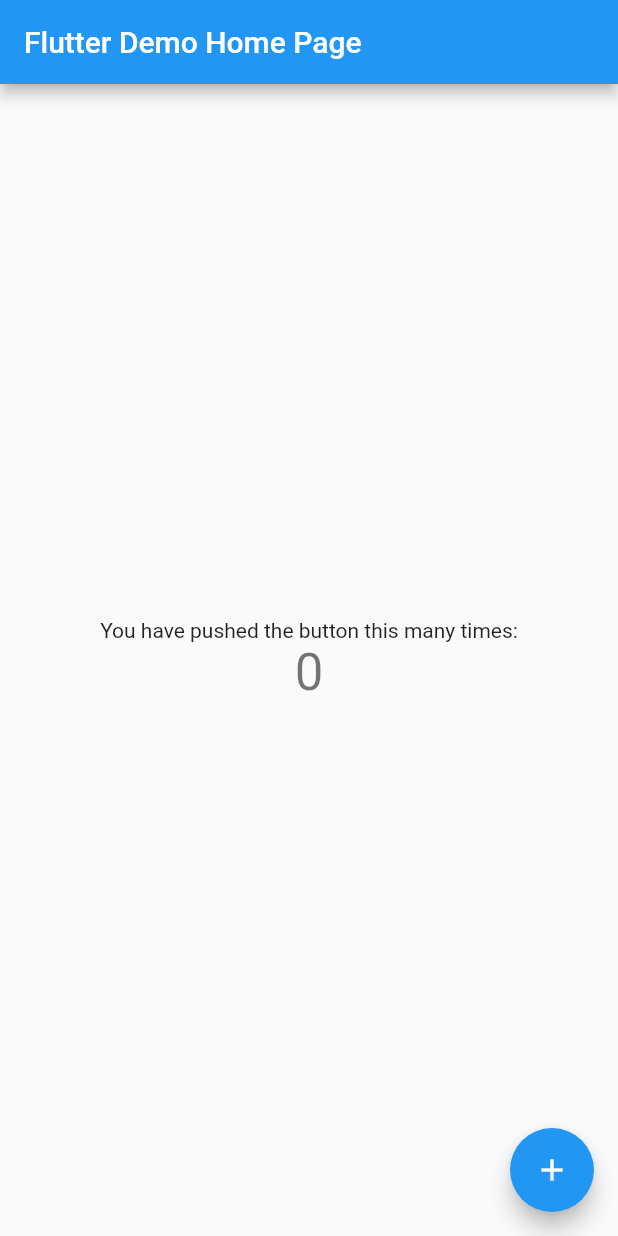
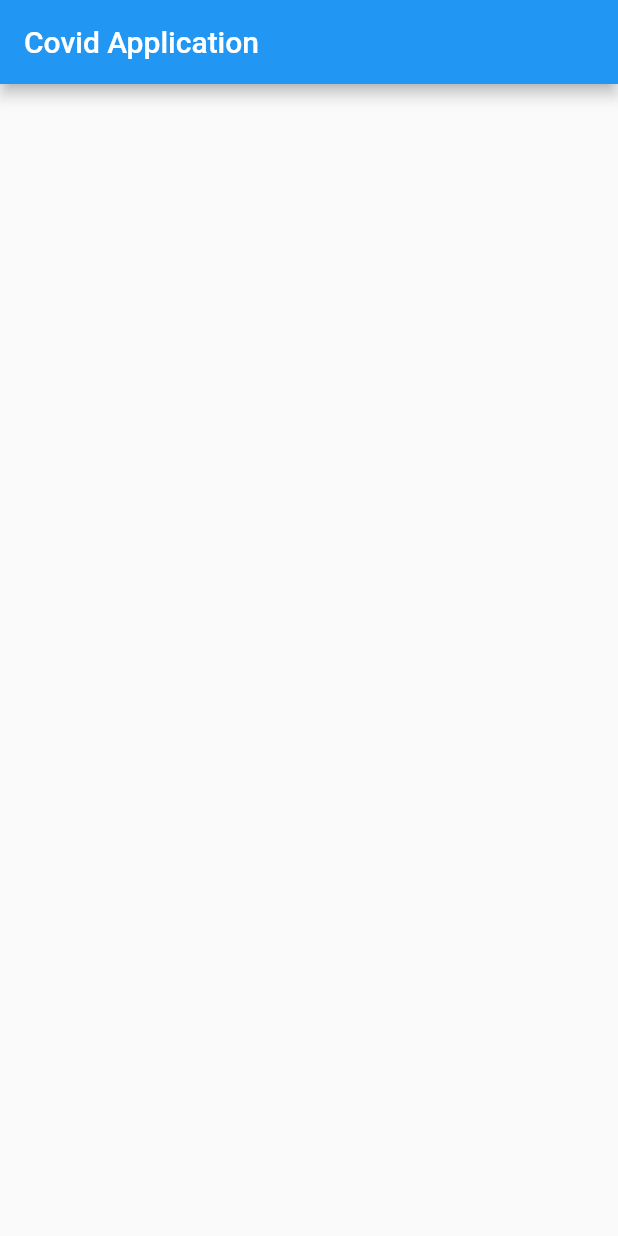
Before and after one commit to RARimonAhmed/Covid-App-By-Flutter, a Flutter app: the screen it shows after launch, on a phone screen of 412 x 824 dp. Run offline on Flutter 3.47's test engine with Material 2 defaults, Android fonts, the phone set to English and light mode, and no system bars.

Commit message:
some views are  added

```diff
--- a/covid_application_flutter/lib/main.dart
+++ b/covid_application_flutter/lib/main.dart
@@ -1,3 +1,4 @@
+import 'package:covid_application_flutter/views/home_page.dart';
 import 'package:flutter/material.dart';
 
 void main() {
@@ -13,103 +14,9 @@
     return MaterialApp(
       title: 'Flutter Demo',
       theme: ThemeData(
-        // This is the theme of your application.
-        //
-        // Try running your application with "flutter run". You'll see the
-        // application has a blue toolbar. Then, without quitting the app, try
-        // changing the primarySwatch below to Colors.green and then invoke
-        // "hot reload" (press "r" in the console where you ran "flutter run",
-        // or simply save your changes to "hot reload" in a Flutter IDE).
-        // Notice that the counter didn't reset back to zero; the application
-        // is not restarted.
         primarySwatch: Colors.blue,
       ),
-      home: const MyHomePage(title: 'Flutter Demo Home Page'),
+      home: const HomePage(),
     );
   }
 }
-
-class MyHomePage extends StatefulWidget {
-  const MyHomePage({super.key, required this.title});
-
-  // This widget is the home page of your application. It is stateful, meaning
-  // that it has a State object (defined below) that contains fields that affect
-  // how it looks.
-
-  // This class is the configuration for the state. It holds the values (in this
-  // case the title) provided by the parent (in this case the App widget) and
-  // used by the build method of the State. Fields in a Widget subclass are
-  // always marked "final".
-
-  final String title;
-
-  @override
-  State<MyHomePage> createState() => _MyHomePageState();
-}
-
-class _MyHomePageState extends State<MyHomePage> {
-  int _counter = 0;
-
-  void _incrementCounter() {
-    setState(() {
-      // This call to setState tells the Flutter framework that something has
-      // changed in this State, which causes it to rerun the build method below
-      // so that the display can reflect the updated values. If we changed
-      // _counter without calling setState(), then the build method would not be
-      // called again, and so nothing would appear to happen.
-      _counter++;
-    });
-  }
-
-  @override
-  Widget build(BuildContext context) {
-    // This method is rerun every time setState is called, for instance as done
-    // by the _incrementCounter method above.
-    //
-    // The Flutter framework has been optimized to make rerunning build methods
-    // fast, so that you can just rebuild anything that needs updating rather
-    // than having to individually change instances of widgets.
-    return Scaffold(
-      appBar: AppBar(
-        // Here we take the value from the MyHomePage object that was created by
-        // the App.build method, and use it to set our appbar title.
-        title: Text(widget.title),
-      ),
-      body: Center(
-        // Center is a layout widget. It takes a single child and positions it
-        // in the middle of the parent.
-        child: Column(
-          // Column is also a layout widget. It takes a list of children and
-          // arranges them vertically. By default, it sizes itself to fit its
-          // children horizontally, and tries to be as tall as its parent.
-          //
-          // Invoke "debug painting" (press "p" in the console, choose the
-          // "Toggle Debug Paint" action from the Flutter Inspector in Android
-          // Studio, or the "Toggle Debug Paint" command in Visual Studio Code)
-          // to see the wireframe for each widget.
-          //
-          // Column has various properties to control how it sizes itself and
-          // how it positions its children. Here we use mainAxisAlignment to
-          // center the children vertically; the main axis here is the vertical
-          // axis because Columns are vertical (the cross axis would be
-          // horizontal).
-          mainAxisAlignment: MainAxisAlignment.center,
-          children: <Widget>[
-            const Text(
-              'You have pushed the button this many times:',
-            ),
-            Text(
-              '$_counter',
-              style: Theme.of(context).textTheme.headline4,
-            ),
-          ],
-        ),
-      ),
-      floatingActionButton: FloatingActionButton(
-        onPressed: _incrementCounter,
-        tooltip: 'Increment',
-        child: const Icon(Icons.add),
-      ), // This trailing comma makes auto-formatting nicer for build methods.
-    );
-  }
-}
--- /dev/null
+++ b/covid_application_flutter/lib/views/home_page.dart
@@ -0,0 +1,19 @@
+import 'package:flutter/cupertino.dart';
+import 'package:flutter/material.dart';
+import 'package:flutter/src/widgets/container.dart';
+import 'package:flutter/src/widgets/framework.dart';
+
+class HomePage extends StatelessWidget {
+  const HomePage({super.key});
+
+  @override
+  Widget build(BuildContext context) {
+    return SafeArea(
+      child: Scaffold(
+        appBar: AppBar(
+          title: const Text('Covid Application'),
+        ),
+      ),
+    );
+  }
+}
```
